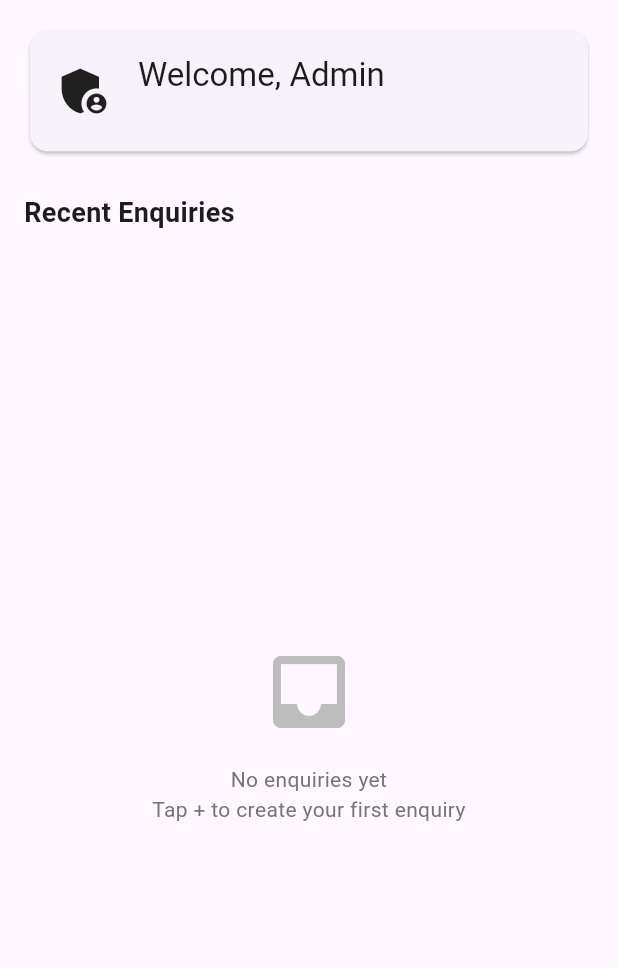
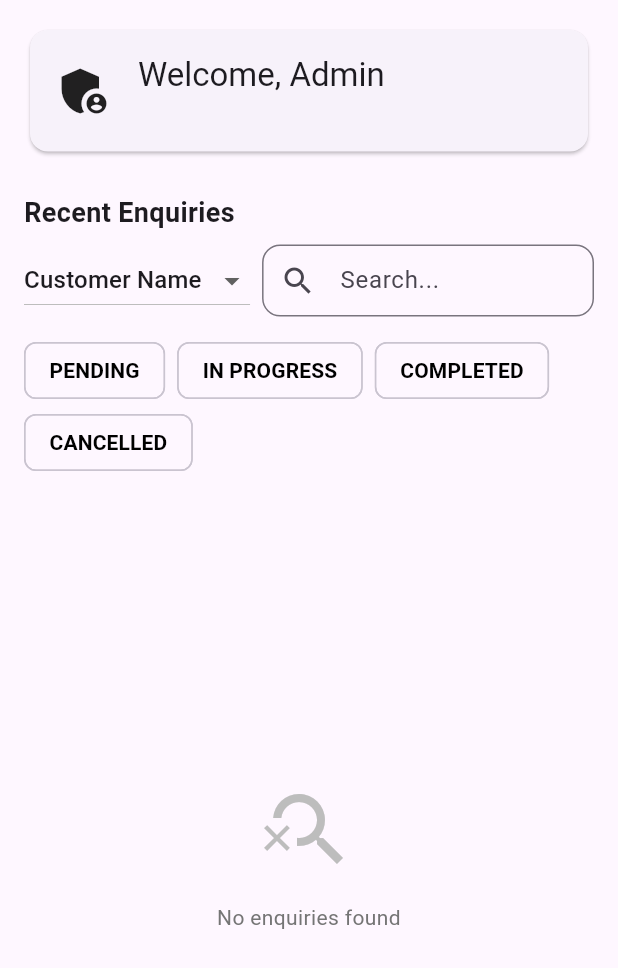
Before and after one commit to Pikachu9060/lead_assist, a Flutter app: the _DashboardContent widget shown alone on an empty page, opened directly, on a phone screen of 412 x 824 dp. Shown: the top 968 px of the screen. Run offline on Flutter 3.47's test engine with Material 3 defaults, Android fonts, the phone set to English and light mode, and no system bars; our stand-ins replace cloud_firestore, device_info_plus, firebase_auth, firebase_core, firebase_messaging, flutter_local_notifications; accounts and stored records are empty.

Commit message:
added search and sort options

```diff
--- a/lib/screens/admin_dashboard.dart
+++ b/lib/screens/admin_dashboard.dart
@@ -260,8 +260,24 @@ class _AdminDashboardState extends State<AdminDashboard> with SingleTickerProvid
 }
 
 // Rest of the AdminDashboard content remains the same...
-class _DashboardContent extends StatelessWidget {
+class _DashboardContent extends StatefulWidget {
   const _DashboardContent();
+
+  @override
+  State<_DashboardContent> createState() => _DashboardContentState();
+}
+
+class _DashboardContentState extends State<_DashboardContent> {
+  final List<String> _selectedStatuses = [];
+  final List<String> _allStatuses = [
+    'pending',
+    'in_progress',
+    'completed',
+    'cancelled',
+  ];
+
+  String _searchType = 'customer';
+  String _searchQuery = '';
 
   @override
   Widget build(BuildContext context) {
@@ -276,13 +292,92 @@ class _DashboardContent extends StatelessWidget {
             'Recent Enquiries',
             style: TextStyle(fontSize: 18, fontWeight: FontWeight.bold),
           ),
+          const SizedBox(height: 8),
+
+          // ✅ --- Search Controls Row ---
+          Row(
+            children: [
+              // Search Type Dropdown
+              DropdownButton<String>(
+                value: _searchType,
+                items: const [
+                  DropdownMenuItem(value: 'customer', child: Text('Customer Name')),
+                  DropdownMenuItem(value: 'salesman', child: Text('Salesman Name')),
+                  DropdownMenuItem(value: 'enquiry', child: Text('Enquiry / Product')),
+                ],
+                onChanged: (value) {
+                  setState(() {
+                    _searchType = value!;
+                  });
+                },
+              ),
+              const SizedBox(width: 8),
+              // Search Field
+              Expanded(
+                child: TextField(
+                  decoration: InputDecoration(
+                    prefixIcon: const Icon(Icons.search),
+                    hintText: 'Search...',
+                    border: OutlineInputBorder(
+                      borderRadius: BorderRadius.circular(12),
+                    ),
+                  ),
+                  onChanged: (value) {
+                    setState(() {
+                      _searchQuery = value;
+                    });
+                  },
+                ),
+              ),
+            ],
+          ),
+
+          const SizedBox(height: 12),
+
+          // ✅ --- STATUS FILTER CHECKBOXES ---
+          Wrap(
+            spacing: 8,
+            children: _allStatuses.map((status) {
+              final selected = _selectedStatuses.contains(status);
+              return FilterChip(
+                label: Text(
+                  status.replaceAll('_', ' ').toUpperCase(),
+                  style: TextStyle(
+                    color: selected ? Colors.white : Colors.black,
+                    fontWeight: FontWeight.w600,
+                  ),
+                ),
+                selected: selected,
+                selectedColor: Colors.blue,
+                onSelected: (bool value) {
+                  setState(() {
+                    if (value) {
+                      _selectedStatuses.add(status);
+                    } else {
+                      _selectedStatuses.remove(status);
+                    }
+                  });
+                },
+              );
+            }).toList(),
+          ),
+
           const SizedBox(height: 16),
-          Expanded(child: _EnquiriesList()),
+
+          // ✅ --- ENQUIRY LIST ---
+          Expanded(
+            child: _EnquiriesList(
+              selectedStatuses: _selectedStatuses,
+              searchType: _searchType,
+              searchQuery: _searchQuery,
+            ),
+          ),
         ],
       ),
     );
   }
 }
+
 
 class _WelcomeHeader extends StatelessWidget {
   const _WelcomeHeader();
@@ -323,28 +418,40 @@ class _WelcomeHeader extends StatelessWidget {
 }
 
 class _EnquiriesList extends StatelessWidget {
-  const _EnquiriesList();
+  final List<String> selectedStatuses;
+  final String searchType;
+  final String searchQuery;
+
+  const _EnquiriesList({
+    required this.selectedStatuses,
+    required this.searchType,
+    required this.searchQuery,
+  });
 
   @override
   Widget build(BuildContext context) {
+    final stream = EnquiryService.searchEnquiries(
+      searchType: searchType,
+      query: searchQuery,
+      statuses: selectedStatuses,
+    );
+
     return StreamBuilder<QuerySnapshot>(
-      stream: EnquiryService.getAllEnquiries(),
+      stream: stream,
       builder: (context, snapshot) {
         if (snapshot.connectionState == ConnectionState.waiting) {
           return const LoadingIndicator();
         }
-
         if (snapshot.hasError) {
           return CustomErrorWidget(
             message: 'Failed to load enquiries: ${snapshot.error}',
             onRetry: () {},
           );
         }
-
         if (!snapshot.hasData || snapshot.data!.docs.isEmpty) {
           return const EmptyStateWidget(
-            message: 'No enquiries yet\nTap + to create your first enquiry',
-            icon: Icons.inbox,
+            message: 'No enquiries found',
+            icon: Icons.search_off,
           );
         }
 
@@ -368,19 +475,24 @@ class _EnquiriesList extends StatelessWidget {
     );
   }
 
-  void _navigateToEnquiryDetail(BuildContext context, String enquiryId, Map<String, dynamic> data) {
+  void _navigateToEnquiryDetail(
+      BuildContext context,
+      String enquiryId,
+      Map<String, dynamic> data,
+      ) {
     Navigator.push(
       context,
       MaterialPageRoute(
         builder: (context) => EnquiryDetailScreen(
           enquiryId: enquiryId,
           enquiryData: data,
-          isSalesman: false, // Since this is admin dashboard
+          isSalesman: false,
         ),
       ),
     );
   }
 }
+
 
 class _EnquiryCard extends StatelessWidget {
   final String enquiryId;
--- a/lib/services/enquiry_service.dart
+++ b/lib/services/enquiry_service.dart
@@ -144,4 +144,54 @@ class EnquiryService {
       throw 'Failed to delete enquiry: $e';
     }
   }
+
+  static Stream<QuerySnapshot> getEnquiriesByStatuses(List<String> statuses) {
+    final collection = _enquiries.orderBy('createdAt', descending: true);
+
+    if (statuses.isEmpty || statuses.contains('all')) {
+      return collection.snapshots();
+    }
+
+    return collection.where('status', whereIn: statuses).snapshots();
+  }
+
+  static Stream<QuerySnapshot> searchEnquiries({
+    required String searchType,
+    required String query,
+    required List<String> statuses,
+  }) {
+    final collection = _enquiries.orderBy('createdAt', descending: true);
+
+    // If no query, show based on status only
+    if (query.trim().isEmpty) {
+      if (statuses.isEmpty) return collection.snapshots();
+      return collection.where('status', whereIn: statuses).snapshots();
+    }
+
+    // Determine the field to search on
+    String field;
+    switch (searchType) {
+      case 'salesman':
+        field = 'assignedSalesmanName';
+        break;
+      case 'customer':
+        field = 'customerName';
+        break;
+      default:
+        field = 'product'; // treat as "enquiry name" or "product"
+    }
+
+    Query baseQuery = collection;
+    if (statuses.isNotEmpty) {
+      baseQuery = baseQuery.where('status', whereIn: statuses);
+    }
+
+    // Firestore doesn't support "contains" search easily;
+    // So we’ll simulate simple prefix search using startAt/endAt
+    return baseQuery
+        .where(field, isGreaterThanOrEqualTo: query)
+        .where(field, isLessThanOrEqualTo: '$query\uf8ff')
+        .snapshots();
+  }
+
 }
```
